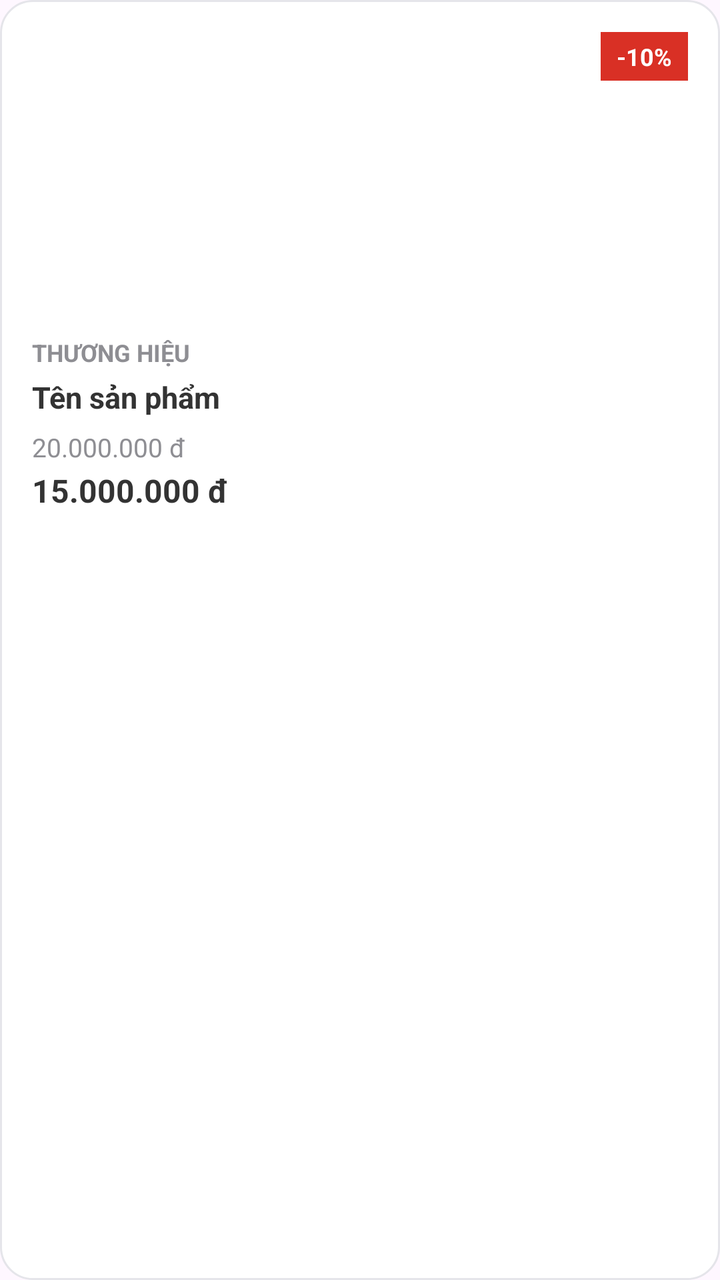
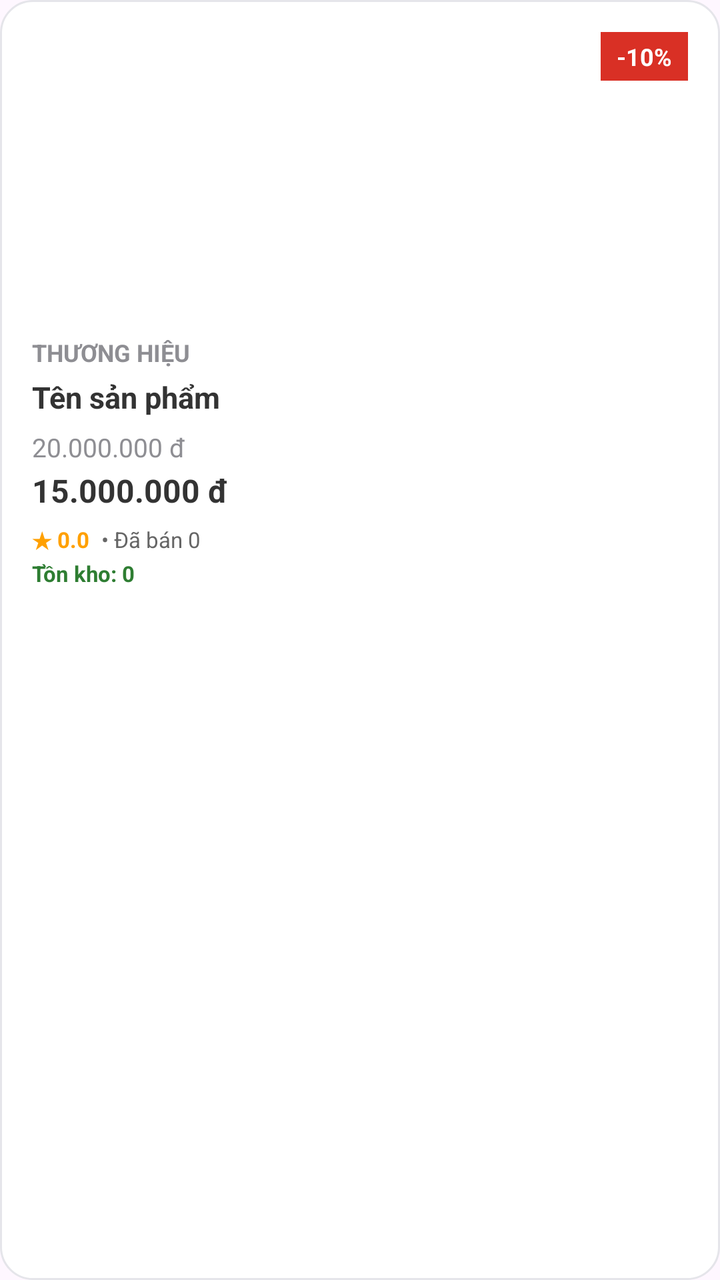

Two renders of the same Android screen: before a commit and after it. Below are the layout's source before the change and the commit's diff.
<!-- AndroidManifest.xml: application theme Theme.MobileDeviceStoreTDMU -->
<!-- res/layout/item_san_pham.xml -->
<?xml version="1.0" encoding="utf-8"?>
<LinearLayout xmlns:android="http://schemas.android.com/apk/res/android"
    android:layout_width="match_parent"
    android:layout_height="wrap_content"
    android:orientation="vertical"
    android:padding="16dp"
    android:layout_margin="8dp"
    android:background="@drawable/bg_card_modern"
    android:elevation="0dp">

    <RelativeLayout
        android:layout_width="match_parent"
        android:layout_height="wrap_content"
        android:layout_marginBottom="12dp">

        <ImageView
            android:id="@+id/imgSanPham"
            android:layout_width="match_parent"
            android:layout_height="140dp"
            android:scaleType="fitCenter"
            android:adjustViewBounds="true"
            android:transitionName="product_img_trans"
            android:contentDescription="Hình sản phẩm" />

        <TextView
            android:id="@+id/tvBadgeGiamGia"
            android:layout_width="wrap_content"
            android:layout_height="wrap_content"
            android:background="#D93025"
            android:textColor="#FFFFFF"
            android:textStyle="bold"
            android:textSize="12sp"
            android:paddingHorizontal="8dp"
            android:paddingVertical="4dp"
            android:text="-10%"
            android:layout_alignParentEnd="true"
            android:layout_alignParentTop="true" />

    </RelativeLayout>

    <TextView
        android:id="@+id/tvThuongHieuSanPham"
        android:layout_width="match_parent"
        android:layout_height="wrap_content"
        android:text="THƯƠNG HIỆU"
        android:textColor="@color/text_secondary"
        android:textSize="12sp"
        android:textStyle="bold"
        android:textAllCaps="true"
        android:layout_marginBottom="4dp" />

    <TextView
        android:id="@+id/tvTenSanPham"
        android:layout_width="match_parent"
        android:layout_height="wrap_content"
        android:text="Tên sản phẩm"
        android:textColor="@color/text_primary"
        android:textSize="15sp"
        android:textStyle="bold"
        android:maxLines="2"
        android:ellipsize="end"
        android:layout_marginBottom="6dp" />

    <TextView
        android:id="@+id/tvGiaGocSanPham"
        android:layout_width="match_parent"
        android:layout_height="wrap_content"
        android:text="20.000.000 đ"
        android:textColor="@color/text_secondary"
        android:textSize="13sp"
        android:layout_marginBottom="2dp" />

    <TextView
        android:id="@+id/tvGiaSanPham"
        android:layout_width="match_parent"
        android:layout_height="wrap_content"
        android:text="15.000.000 đ"
        android:textColor="@color/primary_black"
        android:textSize="16sp"
        android:textStyle="bold" />

</LinearLayout>
<!-- resources referenced by this layout -->
<resources>
  <color name="primary_black">#333333</color>
  <color name="text_primary">#333333</color>
  <color name="text_secondary">#8E8E93</color>
  <!-- drawable bg_card_modern (drawable) -->
  <?xml version="1.0" encoding="utf-8"?>
  <shape xmlns:android="http://schemas.android.com/apk/res/android"
      android:shape="rectangle">
      <solid android:color="@color/bg_white" />
      <corners android:radius="16dp" />
      <stroke android:width="1dp" android:color="@color/stroke_light" />
  </shape>
  <style name="Theme.MobileDeviceStoreTDMU" parent="Base.Theme.MobileDeviceStoreTDMU" />
  <color name="bg_white">#FFFFFF</color>
  <color name="stroke_light">#E5E5EA</color>
  <style name="Base.Theme.MobileDeviceStoreTDMU" parent="Theme.Material3.Light.NoActionBar">
          
          <item name="android:statusBarColor">@color/primary_yellow</item>
          <item name="android:windowLightStatusBar">true</item>
  
          <item name="android:navigationBarColor">@color/primary_yellow</item>
          <item name="android:windowLightNavigationBar" tools:targetApi="O_MR1">true</item>
          <item name="fontFamily">@font/nunito</item>
      </style>
  <color name="primary_yellow">#FDB623</color>
</resources>

<!-- the commit's change to res/layout/item_san_pham.xml (unified diff, before → after) -->
@@ -79,4 +79,67 @@
         android:textSize="16sp"
         android:textStyle="bold" />
 
+    
+    <LinearLayout
+        android:layout_width="match_parent"
+        android:layout_height="wrap_content"
+        android:orientation="horizontal"
+        android:gravity="center_vertical"
+        android:layout_marginTop="6dp">
+
+        <TextView
+            android:id="@+id/tvSaoSanPham"
+            android:layout_width="wrap_content"
+            android:layout_height="wrap_content"
+            android:text="★ 0.0"
+            android:textColor="#FFA000"
+            android:textSize="11sp"
+            android:textStyle="bold"
+            android:maxLines="1"
+            android:ellipsize="end"
+            android:layout_marginEnd="6dp" />
+
+        <TextView
+            android:id="@+id/tvDaBanSanPham"
+            android:layout_width="0dp"
+            android:layout_height="wrap_content"
+            android:layout_weight="1"
+            android:text="• Đã bán 0"
+            android:textColor="#666666"
+            android:textSize="11sp"
+            android:maxLines="1"
+            android:ellipsize="end" />
+
+    </LinearLayout>
+
+    
+    <TextView
+        android:id="@+id/tvTonKhoSanPham"
+        android:layout_width="match_parent"
+        android:layout_height="wrap_content"
+        android:text="Tồn kho: 0"
+        android:textColor="#2E7D32"
+        android:textSize="11sp"
+        android:textStyle="bold"
+        android:maxLines="1"
+        android:ellipsize="end"
+        android:layout_marginTop="2dp" />
+
+    
+    <androidx.appcompat.widget.AppCompatButton
+        android:id="@+id/btnMuaNgaySanPham"
+        android:layout_width="match_parent"
+        android:layout_height="34dp"
+        android:layout_marginTop="8dp"
+        android:text="Mua ngay"
+        android:textColor="#FFFFFF"
+        android:textSize="12sp"
+        android:textStyle="bold"
+        android:textAllCaps="false"
+        android:background="@drawable/bg_btn_buy_now"
+        android:stateListAnimator="@null"
+        android:elevation="0dp"
+        android:padding="0dp"
+        android:visibility="gone" />
+
 </LinearLayout>
<!-- resource entries referenced after the edit -->
@@ -3,6 +3,13 @@
   <color name="primary_black">#333333</color>
   <color name="text_primary">#333333</color>
   <color name="text_secondary">#8E8E93</color>
+  <!-- drawable bg_btn_buy_now (drawable) -->
+  <?xml version="1.0" encoding="utf-8"?>
+  <shape xmlns:android="http://schemas.android.com/apk/res/android"
+      android:shape="rectangle">
+      <solid android:color="#FF6F00" />
+      <corners android:radius="10dp" />
+  </shape>
   <!-- drawable bg_card_modern (drawable) -->
   <?xml version="1.0" encoding="utf-8"?>
   <shape xmlns:android="http://schemas.android.com/apk/res/android"
